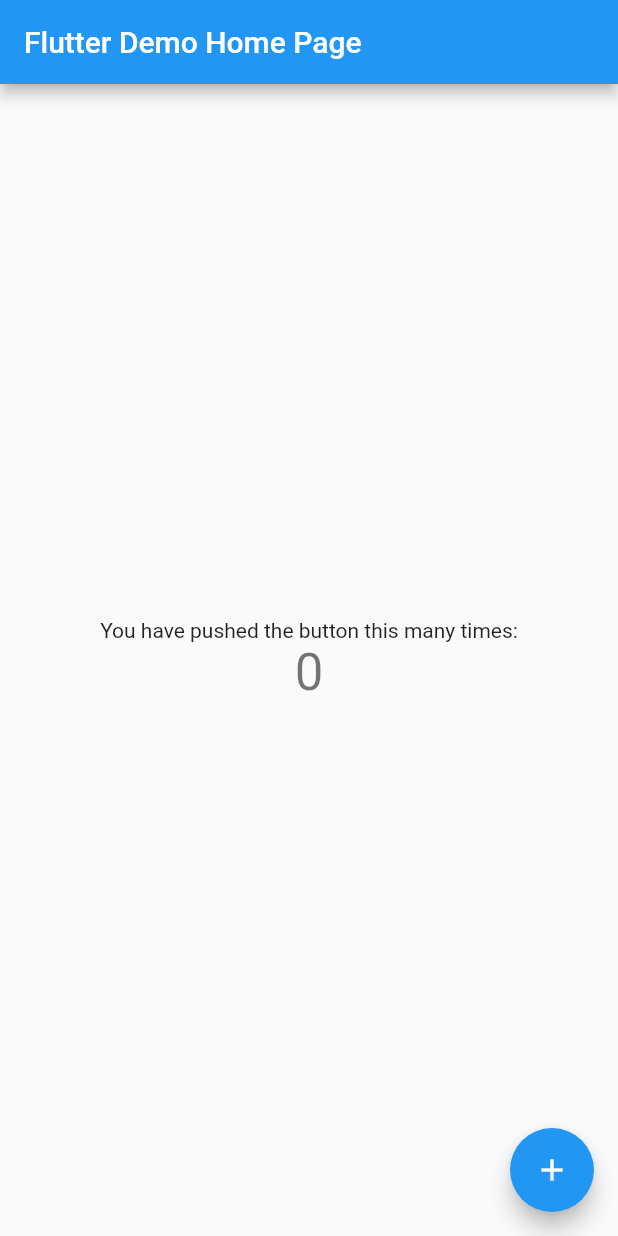
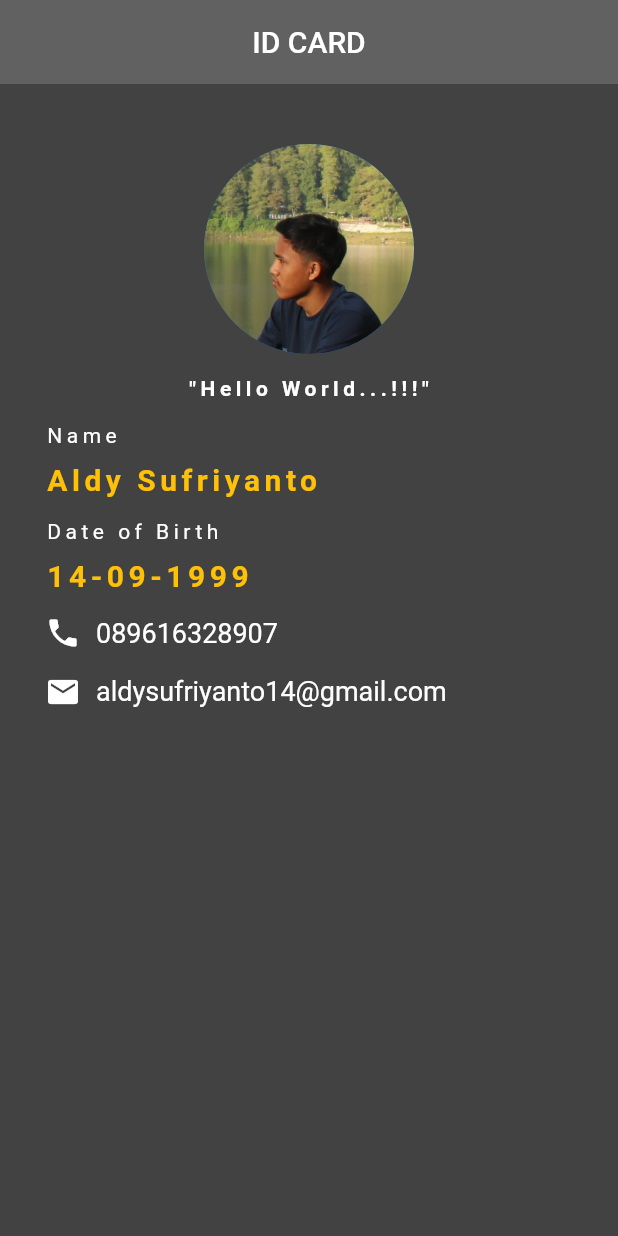
Before and after one commit to aldysufri17/Flutter, a Flutter app: the screen it shows after launch, on a phone screen of 412 x 824 dp. Run offline on Flutter 3.47's test engine with Material 2 defaults, Android fonts, the phone set to English and light mode, and no system bars.

Commit message:
ID card app

```diff
--- a/lib/main.dart
+++ b/lib/main.dart
@@ -1,115 +1,116 @@
 import 'package:flutter/material.dart';
 
 void main() {
-  runApp(const MyApp());
+  runApp(const MaterialApp(
+    debugShowCheckedModeBanner: false,
+    home: MainApp(),
+  ));
 }
 
-class MyApp extends StatelessWidget {
-  const MyApp({Key? key}) : super(key: key);
+class MainApp extends StatelessWidget {
+  const MainApp({Key? key}) : super(key: key);
 
-  // This widget is the root of your application.
   @override
   Widget build(BuildContext context) {
-    return MaterialApp(
-      title: 'Flutter Demo',
-      theme: ThemeData(
-        // This is the theme of your application.
-        //
-        // Try running your application with "flutter run". You'll see the
-        // application has a blue toolbar. Then, without quitting the app, try
-        // changing the primarySwatch below to Colors.green and then invoke
-        // "hot reload" (press "r" in the console where you ran "flutter run",
-        // or simply save your changes to "hot reload" in a Flutter IDE).
-        // Notice that the counter didn't reset back to zero; the application
-        // is not restarted.
-        primarySwatch: Colors.blue,
+    return Scaffold(
+      backgroundColor: Colors.grey[800],
+      appBar: AppBar(
+        title: const Text("ID CARD"),
+        centerTitle: true,
+        elevation: 0.0,
+        backgroundColor: Colors.grey[700],
       ),
-      home: const MyHomePage(title: 'Flutter Demo Home Page'),
+      body: Padding(
+        padding: EdgeInsets.fromLTRB(30.0, 40.00, 30.0, 0.0),
+        child: Column(
+          crossAxisAlignment: CrossAxisAlignment.start,
+          children: [
+            Center(
+              child: CircleAvatar(
+                backgroundImage: AssetImage('assets/images/profile.jpg'),
+                radius: 70.0,
+              ),
+            ),
+            SizedBox(
+              height: 15.0,
+            ),
+            Center(
+              child: Text(
+                '"Hello World...!!!"',
+                style: TextStyle(
+                    color: Colors.white,
+                    letterSpacing: 3.0,
+                    fontWeight: FontWeight.bold),
+              ),
+            ),
+            SizedBox(
+              height: 15.0,
+            ),
+            Text(
+              "Name",
+              style: TextStyle(color: Colors.white, letterSpacing: 3.0),
+            ),
+            SizedBox(
+              height: 10.0,
+            ),
+            Text(
+              "Aldy Sufriyanto",
+              style: TextStyle(
+                color: Colors.amber,
+                letterSpacing: 3.0,
+                fontWeight: FontWeight.bold,
+                fontSize: 20.0,
+              ),
+            ),
+            SizedBox(height: 15.0),
+            Text(
+              "Date of Birth",
+              style: TextStyle(color: Colors.white, letterSpacing: 3.0),
+            ),
+            SizedBox(
+              height: 10.0,
+            ),
+            Text(
+              "14-09-1999",
+              style: TextStyle(
+                  color: Colors.amber,
+                  letterSpacing: 3.0,
+                  fontWeight: FontWeight.bold,
+                  fontSize: 20.0),
+            ),
+            SizedBox(height: 15.0),
+            Row(
+              children: [
+                Icon(
+                  Icons.phone,
+                  color: Colors.white,
+                ),
+                SizedBox(width: 10.0),
+                Text(
+                  "089616328907",
+                  style: TextStyle(color: Colors.white, fontSize: 18.0),
+                )
+              ],
+            ),
+            SizedBox(
+              height: 15.0,
+            ),
+            Row(
+              children: [
+                Icon(
+                  Icons.email,
+                  color: Colors.white,
+                ),
+                SizedBox(width: 10.0),
+                Text(
+                  "aldysufriyanto14@gmail.com",
+                  style: TextStyle(color: Colors.white, fontSize: 18.0),
+                )
+              ],
+            )
+          ],
+        ),
+      ),
     );
   }
 }
-
-class MyHomePage extends StatefulWidget {
-  const MyHomePage({Key? key, required this.title}) : super(key: key);
-
-  // This widget is the home page of your application. It is stateful, meaning
-  // that it has a State object (defined below) that contains fields that affect
-  // how it looks.
-
-  // This class is the configuration for the state. It holds the values (in this
-  // case the title) provided by the parent (in this case the App widget) and
-  // used by the build method of the State. Fields in a Widget subclass are
-  // always marked "final".
-
-  final String title;
-
-  @override
-  State<MyHomePage> createState() => _MyHomePageState();
-}
-
-class _MyHomePageState extends State<MyHomePage> {
-  int _counter = 0;
-
-  void _incrementCounter() {
-    setState(() {
-      // This call to setState tells the Flutter framework that something has
-      // changed in this State, which causes it to rerun the build method below
-      // so that the display can reflect the updated values. If we changed
-      // _counter without calling setState(), then the build method would not be
-      // called again, and so nothing would appear to happen.
-      _counter++;
-    });
-  }
-
-  @override
-  Widget build(BuildContext context) {
-    // This method is rerun every time setState is called, for instance as done
-    // by the _incrementCounter method above.
-    //
-    // The Flutter framework has been optimized to make rerunning build methods
-    // fast, so that you can just rebuild anything that needs updating rather
-    // than having to individually change instances of widgets.
-    return Scaffold(
-      appBar: AppBar(
-        // Here we take the value from the MyHomePage object that was created by
-        // the App.build method, and use it to set our appbar title.
-        title: Text(widget.title),
-      ),
-      body: Center(
-        // Center is a layout widget. It takes a single child and positions it
-        // in the middle of the parent.
-        child: Column(
-          // Column is also a layout widget. It takes a list of children and
-          // arranges them vertically. By default, it sizes itself to fit its
-          // children horizontally, and tries to be as tall as its parent.
-          //
-          // Invoke "debug painting" (press "p" in the console, choose the
-          // "Toggle Debug Paint" action from the Flutter Inspector in Android
-          // Studio, or the "Toggle Debug Paint" command in Visual Studio Code)
-          // to see the wireframe for each widget.
-          //
-          // Column has various properties to control how it sizes itself and
-          // how it positions its children. Here we use mainAxisAlignment to
-          // center the children vertically; the main axis here is the vertical
-          // axis because Columns are vertical (the cross axis would be
-          // horizontal).
-          mainAxisAlignment: MainAxisAlignment.center,
-          children: <Widget>[
-            const Text(
-              'You have pushed the button this many times:',
-            ),
-            Text(
-              '$_counter',
-              style: Theme.of(context).textTheme.headline4,
-            ),
-          ],
-        ),
-      ),
-      floatingActionButton: FloatingActionButton(
-        onPressed: _incrementCounter,
-        tooltip: 'Increment',
-        child: const Icon(Icons.add),
-      ), // This trailing comma makes auto-formatting nicer for build methods.
-    );
-  }
-}
--- a/pubspec.yaml
+++ b/pubspec.yaml
@@ -58,9 +58,8 @@ flutter:
   uses-material-design: true
 
   # To add assets to your application, add an assets section, like this:
-  # assets:
-  #   - images/a_dot_burr.jpeg
-  #   - images/a_dot_ham.jpeg
+  assets:
+    - assets/images/
 
   # An image asset can refer to one or more resolution-specific "variants", see
   # https://flutter.dev/assets-and-images/#resolution-aware.
```
Also changed, not shown: assets/images/profile.jpg (added), 1 other file.
